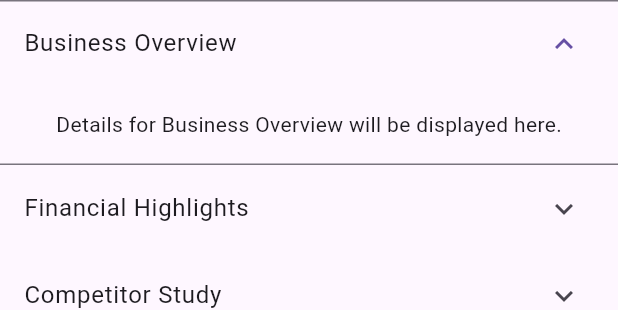
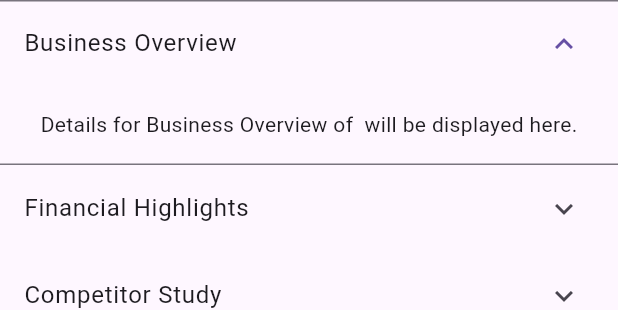
Before and after one commit to lamadipen/stock_analyzer, a Flutter app: the AnalysisResultsView widget shown alone on an empty page, opened directly with empty values, after a tap on "Business Overview", on a phone screen of 412 x 824 dp. Shown: the top 310 px of the screen. Run offline on Flutter 3.47's test engine with Material 3 defaults, Android fonts, the phone set to English and light mode, and no system bars.

Commit message:
update the content routing strategy

```diff
--- a/stock_analyzer_app/lib/features/stock_analyzer/presentation/widgets/analysis_results_view.dart
+++ b/stock_analyzer_app/lib/features/stock_analyzer/presentation/widgets/analysis_results_view.dart
@@ -1,7 +1,6 @@
 import 'package:flutter/material.dart';
 import 'package:stock_analyzer_app/features/stock_analyzer/presentation/widgets/collapsible_section.dart';
-import 'package:stock_analyzer_app/features/stock_analyzer/presentation/widgets/financial_highlights_content.dart';
-import 'package:stock_analyzer_app/features/stock_analyzer/presentation/widgets/sector_comparison_content.dart';
+import 'package:stock_analyzer_app/features/stock_analyzer/presentation/widgets/content_registry.dart';
 
 class AnalysisResultsView extends StatelessWidget {
   final String ticker;
@@ -23,27 +22,16 @@ class AnalysisResultsView extends StatelessWidget {
       'Institutional Ownership',
       'Insider Activity',
       'Sector Comparison',
-      'Short Term Investment',
-      'Resources',
+      'Short Term Investment', // This will use the default widget
+      'Resources', // This will use the default widget
     ];
 
     return ListView.builder(
       itemCount: analysisSections.length,
       itemBuilder: (context, index) {
         final section = analysisSections[index];
-        Widget content;
-
-        if (section == 'Financial Highlights') {
-          content = FinancialHighlightsContent(ticker: ticker);
-        } else if (section == 'Financial Highlights') {
-          content = FinancialHighlightsContent(ticker: ticker);
-        } else if (section == 'Institutional Ownership') {
-          content = FinancialHighlightsContent(ticker: ticker);
-        } else if (section == 'Sector Comparison') {
-          content = SectorComparisonContent(ticker: ticker);
-        } else {
-          content = Text('Details for $section will be displayed here.');
-        }
+        // The if-else chain is now replaced with a single lookup
+        final content = getContentWidget(section, ticker);
 
         return CollapsibleSection(title: section, content: content);
       },
```
Also changed, not shown: stock_analyzer_app/lib/features/stock_analyzer/presentation/widgets/content_registry.dart (added, +43 -0 lines).
